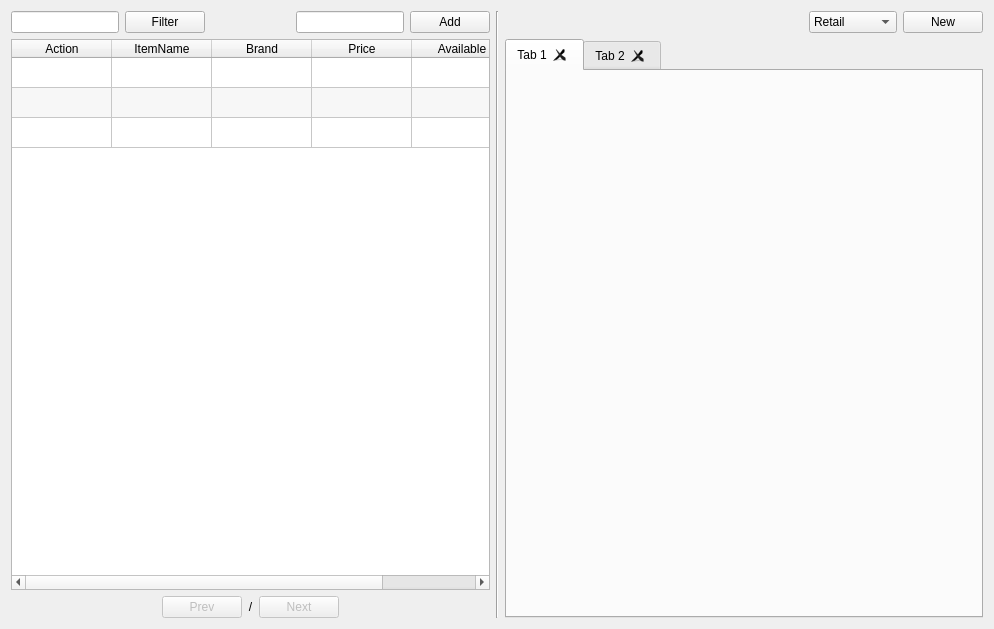
First picture: the form in app/views/templates/ManageSales.ui, repository rondalefloyd/mts-pos, before the edit.
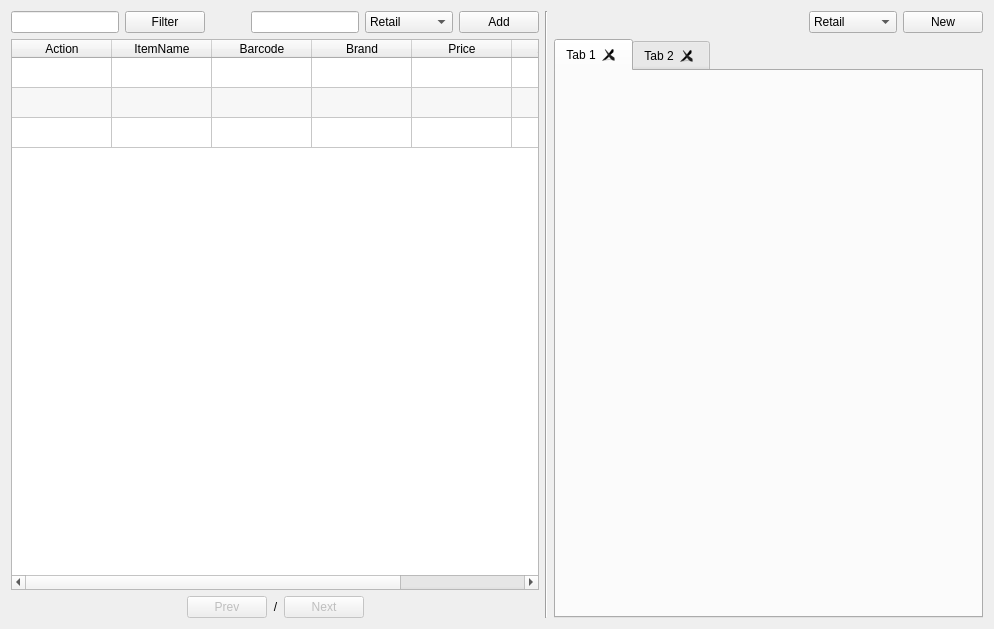
Second picture: the form after the edit.

```diff
--- a/app/views/templates/ManageSales.ui
+++ b/app/views/templates/ManageSales.ui
@@ -50,6 +50,25 @@
          <item>
           <widget class="QLineEdit" name="lineEditBarcode"/>
          </item>
+         <item>
+          <widget class="QComboBox" name="comboBoxBarcodeFilter">
+           <item>
+            <property name="text">
+             <string>Retail</string>
+            </property>
+           </item>
+           <item>
+            <property name="text">
+             <string>Wholesale</string>
+            </property>
+           </item>
+           <item>
+            <property name="text">
+             <string>Both</string>
+            </property>
+           </item>
+          </widget>
+         </item>
          <item>
           <widget class="QPushButton" name="pushButtonAdd">
            <property name="text">
@@ -112,6 +131,11 @@
          <string>ItemName</string>
         </property>
        </column>
+       <column>
+        <property name="text">
+         <string>Barcode</string>
+        </property>
+       </column>
        <column>
         <property name="text">
          <string>Brand</string>
```
